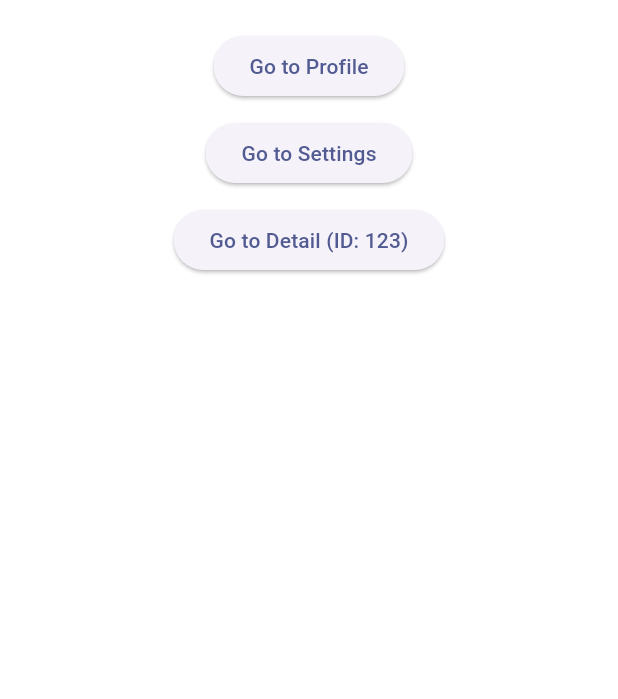
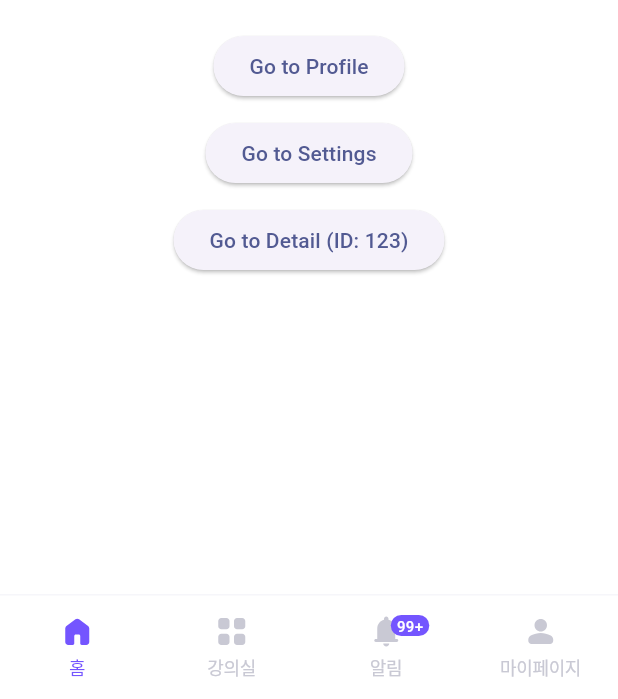
Before and after one commit to 0rmee/ormee_app, a Flutter app: the screen it shows after launch, on a phone screen of 412 x 824 dp, the part 537-1236 px from its top. Run offline on Flutter 3.47's test engine with Material 3 defaults, Android fonts, the phone set to English and light mode, and no system bars; our stand-ins replace flutter_svg, go_router; Roboto replaces fonts that are missing (Pretendard).

Commit message:
feat: bottom navigation bar component (#6)

```diff
--- a/lib/app/router/app_router.dart
+++ b/lib/app/router/app_router.dart
@@ -1,32 +1,58 @@
 import 'package:flutter/material.dart';
 import 'package:go_router/go_router.dart';
+import 'package:ormee_app/shared/widgets/navigationbar.dart';
 
 class AppRouter {
   static final GoRouter router = GoRouter(
-    initialLocation: '/',
+    initialLocation: '/home',
+    routes: [
+      // GoRoute(
+      //   path: '/home',
+      //   name: 'home',
+      //   builder: (context, state) => const HomeScreen(),
+      // ),
+      // GoRoute(
+      //   path: '/profile',
+      //   name: 'profile',
+      //   builder: (context, state) => const ProfileScreen(),
+      // ),
+      // GoRoute(
+      //   path: '/settings',
+      //   name: 'settings',
+      //   builder: (context, state) => const SettingsScreen(),
+      // ),
+      // GoRoute(
+      //   path: '/detail/:id',
+      //   name: 'detail',
+      //   builder: (context, state) {
+      //     final id = state.pathParameters['id']!;
+      //     return DetailScreen(id: id);
+      //   },
+      // ),
+      ShellRoute(
+        builder: (context, state, child) => OrmeeNavigationBar(child: child),
         routes: [
           GoRoute(
-        path: '/',
+            path: '/home',
             name: 'home',
             builder: (context, state) => const HomeScreen(),
           ),
           GoRoute(
-        path: '/profile',
-        name: 'profile',
+            path: '/lecture',
+            name: 'lecture',
             builder: (context, state) => const ProfileScreen(),
           ),
           GoRoute(
-        path: '/settings',
-        name: 'settings',
+            path: '/notification',
+            name: 'notification',
             builder: (context, state) => const SettingsScreen(),
           ),
           GoRoute(
-        path: '/detail/:id',
-        name: 'detail',
-        builder: (context, state) {
-          final id = state.pathParameters['id']!;
-          return DetailScreen(id: id);
-        },
+            path: '/mypage',
+            name: 'mypage',
+            builder: (context, state) => const ProfileScreen(),
+          ),
+        ],
       ),
     ],
     errorBuilder: (context, state) => const ErrorScreen(),
--- /dev/null
+++ b/lib/shared/widgets/navigationbar.dart
@@ -0,0 +1,134 @@
+import 'package:flutter/material.dart';
+import 'package:flutter_svg/svg.dart';
+import 'package:go_router/go_router.dart';
+import 'package:ormee_app/shared/theme/app_colors.dart';
+import 'package:ormee_app/shared/theme/app_fonts.dart';
+
+class OrmeeNavigationBar extends StatefulWidget {
+  final Widget child;
+  final int notificationCount; // TODO: 알림 개수 컨트롤러 연결
+
+  const OrmeeNavigationBar({
+    super.key,
+    required this.child,
+    this.notificationCount = 100,
+  });
+
+  @override
+  State<OrmeeNavigationBar> createState() => _OrmeeNavigationBarState();
+}
+
+class _OrmeeNavigationBarState extends State<OrmeeNavigationBar> {
+  final List<String> _routes = [
+    '/home',
+    '/lecture',
+    '/notification',
+    '/mypage',
+  ];
+
+  int _getSelectedIndex(BuildContext context) {
+    final location = GoRouterState.of(context).uri.toString();
+    return _routes.indexWhere((r) => location.startsWith(r));
+  }
+
+  void _onItemTapped(int index) {
+    context.go(_routes[index]);
+  }
+
+  @override
+  Widget build(BuildContext context) {
+    final selectedIndex = _getSelectedIndex(context);
+    return Scaffold(
+      body: widget.child,
+      bottomNavigationBar: _buildBottomNavigationBar(selectedIndex),
+      extendBody: true,
+    );
+  }
+
+  Widget _buildBottomNavigationBar(int selectedIndex) {
+    return Container(
+      decoration: BoxDecoration(
+        color: OrmeeColor.white,
+        border: Border(top: BorderSide(color: OrmeeColor.gray[10]!, width: 1)),
+      ),
+      height: 70,
+      child: Row(
+        mainAxisAlignment: MainAxisAlignment.spaceAround,
+        children: [
+          _buildNavItem(0, 'home.svg', '홈', selectedIndex),
+          _buildNavItem(1, 'lecture.svg', '강의실', selectedIndex),
+          _buildNavItem(2, 'notification.svg', '알림', selectedIndex),
+          _buildNavItem(3, 'mypage.svg', '마이페이지', selectedIndex),
+        ],
+      ),
+    );
+  }
+
+  Widget _buildNavItem(
+    int index,
+    String iconName,
+    String label,
+    int selectedIndex,
+  ) {
+    final isSelected = index == selectedIndex;
+    final color = isSelected ? OrmeeColor.purple[50] : OrmeeColor.gray[40];
+    final isNotification = index == 2;
+
+    return InkWell(
+      onTap: () => _onItemTapped(index),
+      child: Container(
+        width: 70,
+        padding: const EdgeInsets.symmetric(vertical: 8),
+        child: Column(
+          mainAxisSize: MainAxisSize.min,
+          children: [
+            // 알림 탭일 때 + 알림 탭 선택하지 않았을 때 배지 표시
+            if (isNotification && widget.notificationCount > 0 && !isSelected)
+              Stack(
+                clipBehavior: Clip.none,
+                children: [
+                  SvgPicture.asset(
+                    'assets/icons/$iconName',
+                    color: color,
+                    width: 24,
+                    height: 24,
+                  ),
+                  Positioned(
+                    left: 15,
+                    top: 1,
+                    child: Container(
+                      padding: const EdgeInsets.symmetric(horizontal: 4),
+                      decoration: BoxDecoration(
+                        color: OrmeeColor.purple[50],
+                        borderRadius: BorderRadius.circular(13),
+                      ),
+                      child: Text(
+                        widget.notificationCount > 99
+                            ? '99+'
+                            : widget.notificationCount.toString(),
+                        style: const TextStyle(
+                          color: Colors.white,
+                          fontSize: 10,
+                          fontWeight: FontWeight.w500,
+                        ),
+                        textAlign: TextAlign.center,
+                      ),
+                    ),
+                  ),
+                ],
+              )
+            else
+              SvgPicture.asset(
+                'assets/icons/$iconName',
+                color: color,
+                width: 24,
+                height: 24,
+              ),
+            const SizedBox(height: 4),
+            Label2Regular12(text: label, color: color),
+          ],
+        ),
+      ),
+    );
+  }
+}
```
Also changed, not shown: assets/icons/home.svg (added), assets/icons/lecture.svg (added), assets/icons/mypage.svg (added), assets/icons/notification.svg (added). Lines whose indentation alone changed are shown as unchanged.
